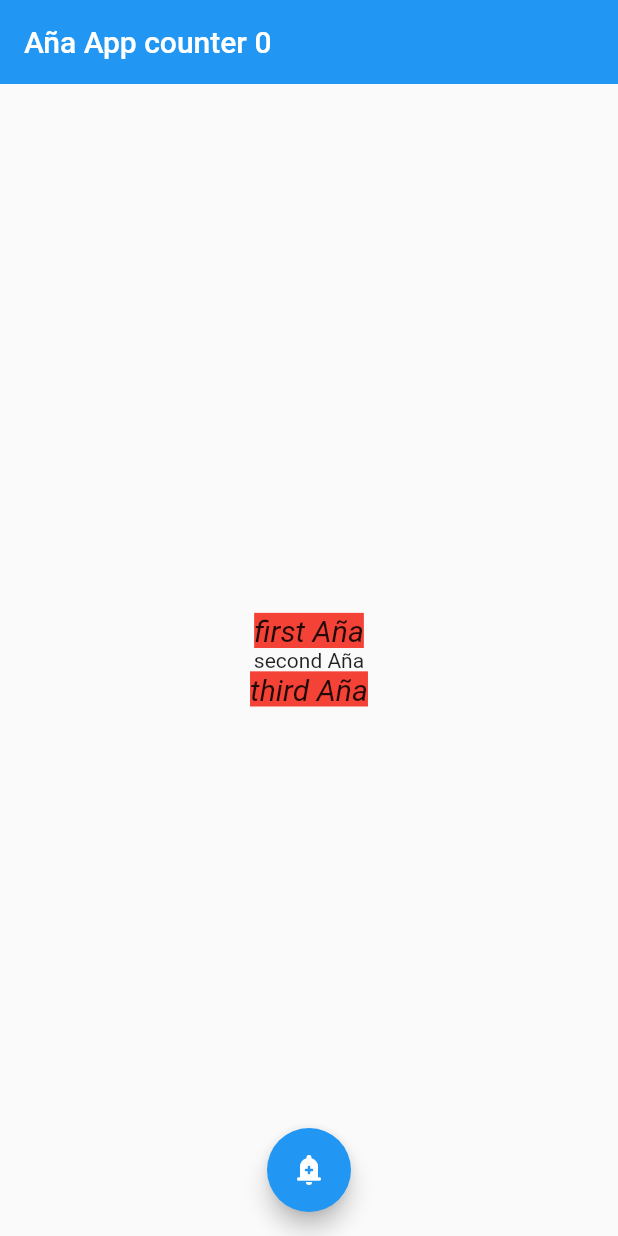
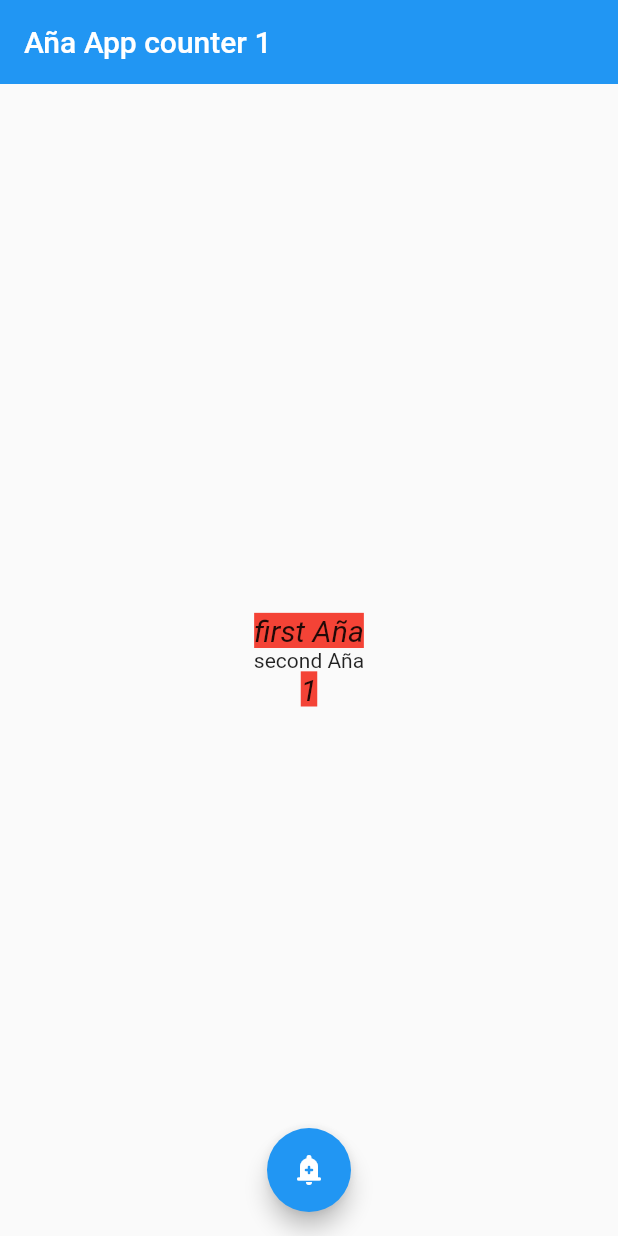
Before and after one commit to cuauhtlahuac/flutter_fer_herrera, a Flutter app: the screen it shows after launch, on a phone screen of 412 x 824 dp. Run offline on Flutter 3.47's test engine with Material 2 defaults, Android fonts, the phone set to English and light mode, and no system bars; Roboto replaces fonts that are missing (arial).

Commit message:
style: move componente to counter screen

```diff
--- /dev/null
+++ b/flutter_first_app/lib/screens/counter_screen.dart
@@ -0,0 +1,50 @@
+import 'package:flutter/material.dart';
+
+class CounterScreen extends StatefulWidget {
+  const CounterScreen({Key? key}) : super(key: key);
+
+  @override
+  State<CounterScreen> createState() => _CounterScreenState();
+}
+
+class _CounterScreenState extends State<CounterScreen> {
+  @override
+  Widget build(BuildContext context) {
+    int count = 1;
+    // Aquí declaramos Variables
+    const TextStyle myTextStyle = TextStyle(
+        backgroundColor: Colors.red,
+        fontStyle: FontStyle.italic,
+        fontFamily: "arial",
+        fontSize: 20);
+
+    return Scaffold(
+      appBar: AppBar(
+        title: Text('Aña App counter $count'),
+        elevation: 0,
+      ),
+      body: Center(
+        child: Column(
+          mainAxisAlignment: MainAxisAlignment.center,
+          children: [
+            const Text(
+              'first Aña',
+              style: myTextStyle,
+            ),
+            const Text('second Aña'),
+            Text(
+              '$count',
+              style: myTextStyle,
+            ),
+          ],
+        ),
+      ),
+      floatingActionButtonLocation: FloatingActionButtonLocation.centerFloat,
+      floatingActionButton: FloatingActionButton(
+          onPressed: () => count++,
+          tooltip: 'Increment Counter',
+          // Icon es un widget especializado en mostrar Icons
+          child: const Icon(Icons.add_alert_rounded)),
+    );
+  }
+}
--- a/flutter_first_app/lib/screens/home_screen.dart
+++ b/flutter_first_app/lib/screens/home_screen.dart
@@ -1,46 +1,10 @@
 import 'package:flutter/material.dart';
+import 'package:flutter_first_app/screens/counter_screen.dart';
 
 class HomeScreen extends StatelessWidget {
   const HomeScreen({Key? key}) : super(key: key);
-
-  // Aquí declaramos propiedades de la clase
-  final int _count = 0;
   @override
   Widget build(BuildContext context) {
-    // Aquí declaramos Variables
-    const TextStyle myTextStyle = TextStyle(
-        backgroundColor: Colors.red,
-        fontStyle: FontStyle.italic,
-        fontFamily: "arial",
-        fontSize: 20);
-
-    return Scaffold(
-      appBar: AppBar(
-        title: Text('Aña App counter $_count'),
-        elevation: 0,
-      ),
-      body: Center(
-        child: Column(
-          mainAxisAlignment: MainAxisAlignment.center,
-          children: const [
-            Text(
-              'first Aña',
-              style: myTextStyle,
-            ),
-            Text('second Aña'),
-            Text(
-              'third Aña',
-              style: myTextStyle,
-            ),
-          ],
-        ),
-      ),
-      floatingActionButtonLocation: FloatingActionButtonLocation.centerFloat,
-      floatingActionButton: FloatingActionButton(
-          onPressed: () => null,
-          tooltip: 'Increment Counter',
-          // Icon es un widget especializado en mostrar Icons
-          child: const Icon(Icons.add_alert_rounded)),
-    );
+    return const CounterScreen();
   }
 }
```
